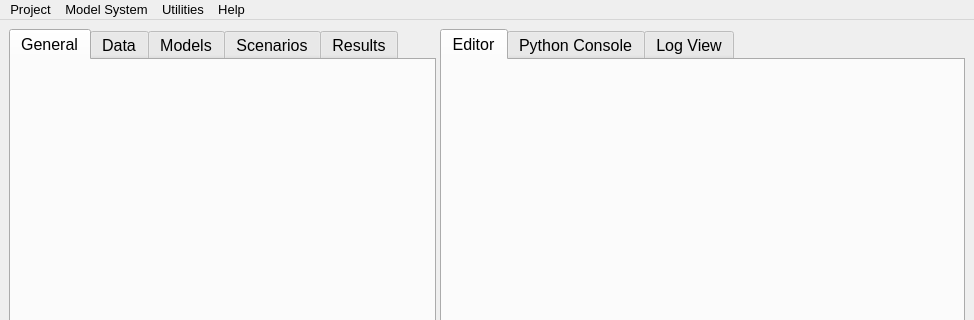
Above: opus_gui/main/opusmain.ui from psrc/urbansim before the change; both pictures show x 0 to 974 and y 0 to 320 of the 974 by 707 pixel window. Below: the same form after it.
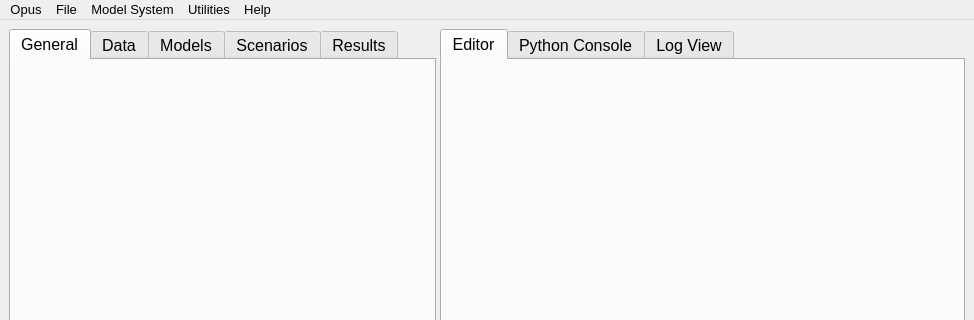
That is the form after the change. Icons and pictures are not drawn.

```diff
--- a/opus_gui/main/opusmain.ui
+++ b/opus_gui/main/opusmain.ui
@@ -296,7 +296,7 @@
    </property>
    <widget class="QMenu" name="menuProject" >
     <property name="title" >
-     <string>Project</string>
+     <string>File</string>
     </property>
     <addaction name="separator" />
     <addaction name="separator" />
@@ -330,6 +330,13 @@
     </property>
     <addaction name="actionEdit_all_variables" />
    </widget>
+   <widget class="QMenu" name="menuOpus" >
+    <property name="title" >
+     <string>Opus</string>
+    </property>
+    <addaction name="actionPreferences" />
+   </widget>
+   <addaction name="menuOpus" />
    <addaction name="menuProject" />
    <addaction name="menuModel_System" />
    <addaction name="menuUtilities" />
```
Left out of the diff: 3 changed lines with no effect on the pictures.
